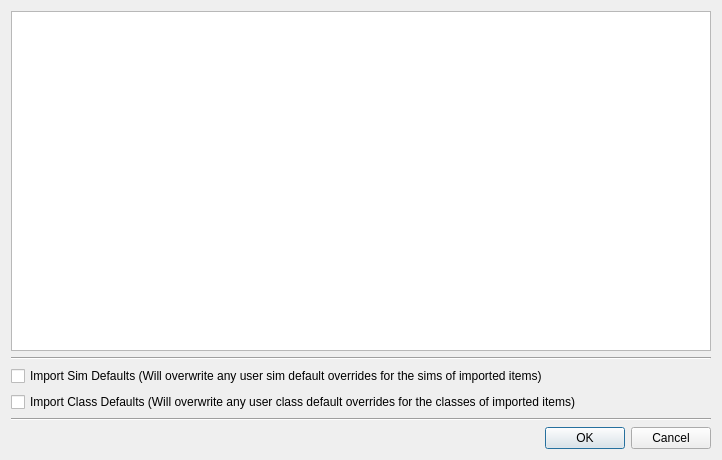
This is SM/profile_import_dialog.ui in walmis/VPforce-TelemFFB as Qt 5 draws it before an edit. The edited form follows.
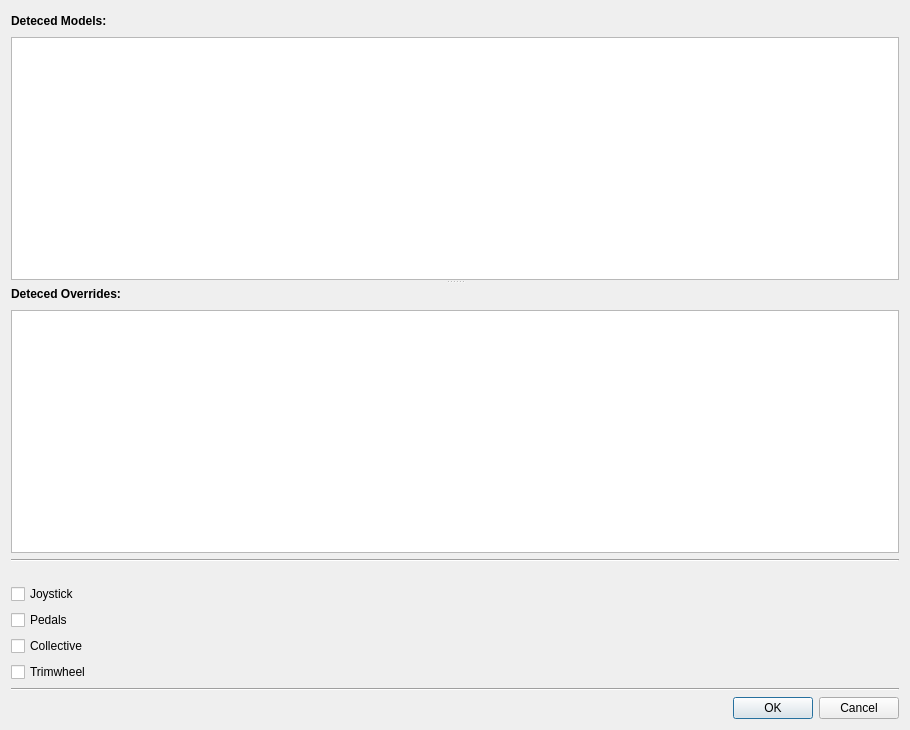
This is the edited form. Custom widgets are drawn as their Qt base class.

Commit message: profile manager finished, export working, import still WIP.

```diff
--- a/SM/profile_import_dialog.ui
+++ b/SM/profile_import_dialog.ui
@@ -6,14 +6,14 @@
    <rect>
     <x>0</x>
     <y>0</y>
-    <width>722</width>
-    <height>460</height>
+    <width>910</width>
+    <height>730</height>
    </rect>
   </property>
   <property name="minimumSize">
    <size>
-    <width>650</width>
-    <height>330</height>
+    <width>910</width>
+    <height>730</height>
    </size>
   </property>
   <property name="font">
@@ -24,81 +24,174 @@
   <property name="windowTitle">
    <string>Profile Import</string>
   </property>
-  <layout class="QGridLayout" name="gridLayout_2">
-   <item row="0" column="0">
-    <widget class="QTableWidget" name="tableWidget">
-     <property name="font">
-      <font>
-       <family>Segoe UI</family>
-      </font>
+  <layout class="QGridLayout" name="gridLayout">
+   <item row="0" column="0" colspan="2">
+    <widget class="QSplitter" name="splitter">
+     <property name="orientation">
+      <enum>Qt::Vertical</enum>
      </property>
-     <property name="columnCount">
-      <number>0</number>
-     </property>
-     <attribute name="verticalHeaderStretchLastSection">
-      <bool>false</bool>
-     </attribute>
+     <widget class="QWidget" name="">
+      <layout class="QGridLayout" name="gridLayout_3">
+       <item row="0" column="0">
+        <widget class="QLabel" name="lb_detecedModels">
+         <property name="text">
+          <string>&lt;html&gt;&lt;head/&gt;&lt;body&gt;&lt;p&gt;&lt;span style=&quot; font-weight:700;&quot;&gt;Deteced Models:&lt;/span&gt;&lt;/p&gt;&lt;/body&gt;&lt;/html&gt;</string>
+         </property>
+        </widget>
+       </item>
+       <item row="0" column="1">
+        <spacer name="horizontalSpacer_4">
+         <property name="orientation">
+          <enum>Qt::Horizontal</enum>
+         </property>
+         <property name="sizeHint" stdset="0">
+          <size>
+           <width>40</width>
+           <height>20</height>
+          </size>
+         </property>
+        </spacer>
+       </item>
+       <item row="1" column="0" colspan="2">
+        <widget class="QTableWidget" name="tw_detectedModels">
+         <property name="sizePolicy">
+          <sizepolicy hsizetype="Preferred" vsizetype="Expanding">
+           <horstretch>0</horstretch>
+           <verstretch>0</verstretch>
+          </sizepolicy>
+         </property>
+         <property name="font">
+          <font>
+           <family>Segoe UI</family>
+          </font>
+         </property>
+         <property name="columnCount">
+          <number>0</number>
+         </property>
+         <attribute name="verticalHeaderStretchLastSection">
+          <bool>false</bool>
+         </attribute>
+        </widget>
+       </item>
+      </layout>
+     </widget>
+     <widget class="QWidget" name="">
+      <layout class="QGridLayout" name="gridLayout_2">
+       <item row="0" column="0">
+        <widget class="QLabel" name="lb_detecedOverrides">
+         <property name="text">
+          <string>&lt;html&gt;&lt;head/&gt;&lt;body&gt;&lt;p&gt;&lt;span style=&quot; font-weight:700;&quot;&gt;Deteced Overrides:&lt;/span&gt;&lt;/p&gt;&lt;/body&gt;&lt;/html&gt;</string>
+         </property>
+        </widget>
+       </item>
+       <item row="0" column="1">
+        <spacer name="horizontalSpacer_5">
+         <property name="orientation">
+          <enum>Qt::Horizontal</enum>
+         </property>
+         <property name="sizeHint" stdset="0">
+          <size>
+           <width>40</width>
+           <height>20</height>
+          </size>
+         </property>
+        </spacer>
+       </item>
+       <item row="1" column="0" colspan="2">
+        <widget class="QTableWidget" name="tw_detectedOverrides">
+         <property name="sizePolicy">
+          <sizepolicy hsizetype="Preferred" vsizetype="Expanding">
+           <horstretch>0</horstretch>
+           <verstretch>0</verstretch>
+          </sizepolicy>
+         </property>
+         <property name="font">
+          <font>
+           <family>Segoe UI</family>
+          </font>
+         </property>
+         <property name="columnCount">
+          <number>0</number>
+         </property>
+         <attribute name="verticalHeaderStretchLastSection">
+          <bool>false</bool>
+         </attribute>
+        </widget>
+       </item>
+      </layout>
+     </widget>
     </widget>
    </item>
-   <item row="1" column="0">
-    <widget class="Line" name="line">
+   <item row="1" column="0" colspan="2">
+    <widget class="Line" name="line_3">
      <property name="orientation">
       <enum>Qt::Horizontal</enum>
      </property>
     </widget>
    </item>
    <item row="2" column="0">
-    <layout class="QGridLayout" name="gridLayout">
-     <item row="0" column="0">
-      <widget class="QCheckBox" name="cb_importSim">
+    <layout class="QVBoxLayout" name="verticalLayout">
+     <item>
+      <widget class="InfoLabel" name="lb_deviceOptions" native="true">
+       <property name="minimumSize">
+        <size>
+         <width>0</width>
+         <height>10</height>
+        </size>
+       </property>
+      </widget>
+     </item>
+     <item>
+      <widget class="QCheckBox" name="cb_joystick">
        <property name="text">
-        <string>Import Sim Defaults (Will overwrite any user sim default overrides for the sims of imported items)</string>
+        <string>Joystick</string>
        </property>
       </widget>
      </item>
-     <item row="0" column="1">
-      <spacer name="horizontalSpacer_2">
-       <property name="orientation">
-        <enum>Qt::Horizontal</enum>
+     <item>
+      <widget class="QCheckBox" name="cb_pedals">
+       <property name="text">
+        <string>Pedals</string>
        </property>
-       <property name="sizeHint" stdset="0">
-        <size>
-         <width>40</width>
-         <height>20</height>
-        </size>
-       </property>
-      </spacer>
+      </widget>
      </item>
-     <item row="1" column="0">
-      <widget class="QCheckBox" name="cb_importClass">
+     <item>
+      <widget class="QCheckBox" name="cb_collective">
        <property name="text">
-        <string>Import Class Defaults (Will overwrite any user class default overrides for the classes of imported items)</string>
+        <string>Collective</string>
        </property>
       </widget>
      </item>
-     <item row="1" column="1">
-      <spacer name="horizontalSpacer_3">
-       <property name="orientation">
-        <enum>Qt::Horizontal</enum>
+     <item>
+      <widget class="QCheckBox" name="cb_trimwheel">
+       <property name="text">
+        <string>Trimwheel</string>
        </property>
-       <property name="sizeHint" stdset="0">
-        <size>
-         <width>40</width>
-         <height>20</height>
-        </size>
-       </property>
-      </spacer>
+      </widget>
      </item>
     </layout>
    </item>
-   <item row="3" column="0">
+   <item row="2" column="1">
+    <spacer name="horizontalSpacer_3">
+     <property name="orientation">
+      <enum>Qt::Horizontal</enum>
+     </property>
+     <property name="sizeHint" stdset="0">
+      <size>
+       <width>803</width>
+       <height>20</height>
+      </size>
+     </property>
+    </spacer>
+   </item>
+   <item row="3" column="0" colspan="2">
     <widget class="Line" name="line_2">
      <property name="orientation">
       <enum>Qt::Horizontal</enum>
      </property>
     </widget>
    </item>
-   <item row="4" column="0">
+   <item row="4" column="0" colspan="2">
     <layout class="QHBoxLayout" name="horizontalLayout">
      <item>
       <spacer name="horizontalSpacer">
@@ -137,6 +230,12 @@
    <extends>QPushButton</extends>
    <header location="global">telemffb.custom_widgets.h</header>
   </customwidget>
+  <customwidget>
+   <class>InfoLabel</class>
+   <extends>QWidget</extends>
+   <header location="global">telemffb.custom_widgets.h</header>
+   <container>1</container>
+  </customwidget>
  </customwidgets>
  <resources/>
  <connections/>
```
The commit also changes 7 other files.
